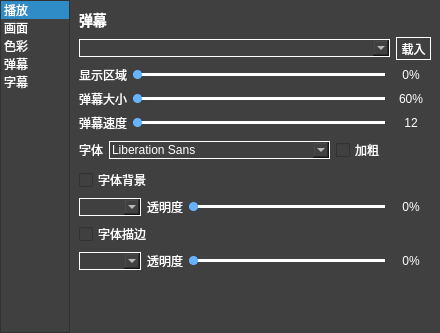
Old version of the form src/ui/player/fullSettingView.ui in the repository BusyStudent/QZood.
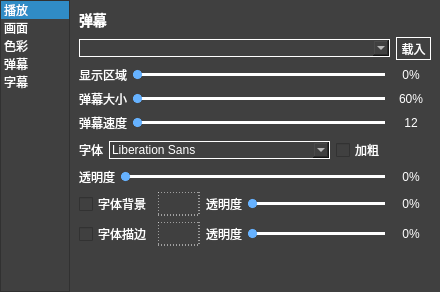
New version of the form. The open tabs and pages were chosen to show the change.

Commit message: [ui][settings]connect setting active

Patch:
```diff
--- a/src/ui/player/fullSettingView.ui
+++ b/src/ui/player/fullSettingView.ui
@@ -7,7 +7,7 @@
     <x>0</x>
     <y>0</y>
     <width>440</width>
-    <height>333</height>
+    <height>291</height>
    </rect>
   </property>
   <property name="sizePolicy">
@@ -797,6 +797,9 @@
            <property name="maximum">
             <number>100</number>
            </property>
+           <property name="pageStep">
+            <number>10</number>
+           </property>
            <property name="orientation">
             <enum>Qt::Horizontal</enum>
            </property>
@@ -804,6 +807,12 @@
          </item>
          <item row="1" column="1">
           <widget class="QSlider" name="danmakuSizeBar">
+           <property name="minimum">
+            <number>50</number>
+           </property>
+           <property name="maximum">
+            <number>170</number>
+           </property>
            <property name="orientation">
             <enum>Qt::Horizontal</enum>
            </property>
@@ -827,6 +836,12 @@
          </item>
          <item row="2" column="1">
           <widget class="QSlider" name="danmakuSpeedBar">
+           <property name="maximum">
+            <number>4</number>
+           </property>
+           <property name="pageStep">
+            <number>1</number>
+           </property>
            <property name="orientation">
             <enum>Qt::Horizontal</enum>
            </property>
@@ -893,18 +908,8 @@
          </item>
         </layout>
        </item>
-       <item>
-        <widget class="QCheckBox" name="danmakuBackgroundCheckBox">
-         <property name="text">
-          <string>字体背景</string>
-         </property>
-        </widget>
-       </item>
        <item>
         <layout class="QHBoxLayout" name="horizontalLayout_6">
-         <item>
-          <widget class="QComboBox" name="danmakuBackgroundComboBox"/>
-         </item>
          <item>
           <widget class="QLabel" name="label_19">
            <property name="text">
@@ -914,6 +919,77 @@
          </item>
          <item>
           <widget class="QSlider" name="danmakuTransparencyBar">
+           <property name="maximum">
+            <number>100</number>
+           </property>
+           <property name="orientation">
+            <enum>Qt::Horizontal</enum>
+           </property>
+          </widget>
+         </item>
+         <item>
+          <widget class="QLabel" name="danmakuTransparencyLabel">
+           <property name="minimumSize">
+            <size>
+             <width>40</width>
+             <height>0</height>
+            </size>
+           </property>
+           <property name="text">
+            <string>0%</string>
+           </property>
+           <property name="alignment">
+            <set>Qt::AlignCenter</set>
+           </property>
+          </widget>
+         </item>
+        </layout>
+       </item>
+       <item>
+        <layout class="QHBoxLayout" name="horizontalLayout_8">
+         <item>
+          <widget class="QCheckBox" name="danmakuBackgroundCheckBox">
+           <property name="sizePolicy">
+            <sizepolicy hsizetype="Minimum" vsizetype="Fixed">
+             <horstretch>0</horstretch>
+             <verstretch>0</verstretch>
+            </sizepolicy>
+           </property>
+           <property name="text">
+            <string>字体背景</string>
+           </property>
+          </widget>
+         </item>
+         <item>
+          <widget class="QPushButton" name="danmakuBackgroundColor">
+           <property name="sizePolicy">
+            <sizepolicy hsizetype="Minimum" vsizetype="Fixed">
+             <horstretch>0</horstretch>
+             <verstretch>0</verstretch>
+            </sizepolicy>
+           </property>
+           <property name="styleSheet">
+            <string notr="true">QPushButton {
+	border: 1px dashed white;
+}</string>
+           </property>
+           <property name="text">
+            <string/>
+           </property>
+          </widget>
+         </item>
+         <item>
+          <widget class="QLabel" name="label">
+           <property name="text">
+            <string>透明度</string>
+           </property>
+          </widget>
+         </item>
+         <item>
+          <widget class="QSlider" name="danmakuBackgroundBar">
+           <property name="maximum">
+            <number>100</number>
+           </property>
            <property name="orientation">
             <enum>Qt::Horizontal</enum>
            </property>
@@ -937,17 +1013,26 @@
          </item>
         </layout>
        </item>
-       <item>
-        <widget class="QCheckBox" name="danmakuStrokeCheckBox">
-         <property name="text">
-          <string>字体描边</string>
-         </property>
-        </widget>
-       </item>
        <item>
         <layout class="QHBoxLayout" name="horizontalLayout_10">
          <item>
-          <widget class="QComboBox" name="danmakuStrokeComboBox"/>
+          <widget class="QCheckBox" name="danmakuStrokeCheckBox">
+           <property name="text">
+            <string>字体描边</string>
+           </property>
+          </widget>
+         </item>
+         <item>
+          <widget class="QPushButton" name="danmakuStroke">
+           <property name="styleSheet">
+            <string notr="true">QPushButton {
+	border: 1px dashed white;
+}</string>
+           </property>
+           <property name="text">
+            <string/>
+           </property>
+          </widget>
          </item>
          <item>
           <widget class="QLabel" name="label_22">
@@ -958,6 +1043,9 @@
          </item>
          <item>
           <widget class="QSlider" name="danmakuStrokeTransparencyBar">
+           <property name="maximum">
+            <number>100</number>
+           </property>
            <property name="orientation">
             <enum>Qt::Horizontal</enum>
            </property>
@@ -1029,14 +1117,14 @@
        <item>
         <layout class="QHBoxLayout" name="horizontalLayout_13">
          <item>
-          <widget class="QToolButton" name="defualtsynchronizeTimeButton">
+          <widget class="QToolButton" name="subtitleDefualtsynchronizeTimeButton">
            <property name="text">
             <string>默认</string>
            </property>
           </widget>
          </item>
          <item>
-          <widget class="QDoubleSpinBox" name="synchronizeTimeBox"/>
+          <widget class="QDoubleSpinBox" name="subtitleSynchronizeTimeBox"/>
          </item>
         </layout>
        </item>
@@ -1125,7 +1213,11 @@
        <item>
         <layout class="QHBoxLayout" name="horizontalLayout_15">
          <item>
-          <widget class="QComboBox" name="subtitleColorComboBox"/>
+          <widget class="QPushButton" name="subtitleColor">
+           <property name="text">
+            <string/>
+           </property>
+          </widget>
          </item>
          <item>
           <widget class="QLabel" name="label_28">
@@ -1159,17 +1251,26 @@
          </item>
         </layout>
        </item>
-       <item>
-        <widget class="QCheckBox" name="subtitleStrokeCheckBox">
-         <property name="text">
-          <string>字体描边</string>
-         </property>
-        </widget>
-       </item>
        <item>
         <layout class="QHBoxLayout" name="horizontalLayout_14">
          <item>
-          <widget class="QComboBox" name="subtitleStrokeComboBox"/>
+          <widget class="QCheckBox" name="subtitleStrokeCheckBox">
+           <property name="text">
+            <string>字体描边</string>
+           </property>
+          </widget>
+         </item>
+         <item>
+          <widget class="QPushButton" name="subtitleStroke">
+           <property name="styleSheet">
+            <string notr="true">QPushButton {
+	border: 1px dashed white;
+}</string>
+           </property>
+           <property name="text">
+            <string/>
+           </property>
+          </widget>
          </item>
          <item>
           <widget class="QLabel" name="label_27">
```
The commit also changes 15 other files.
